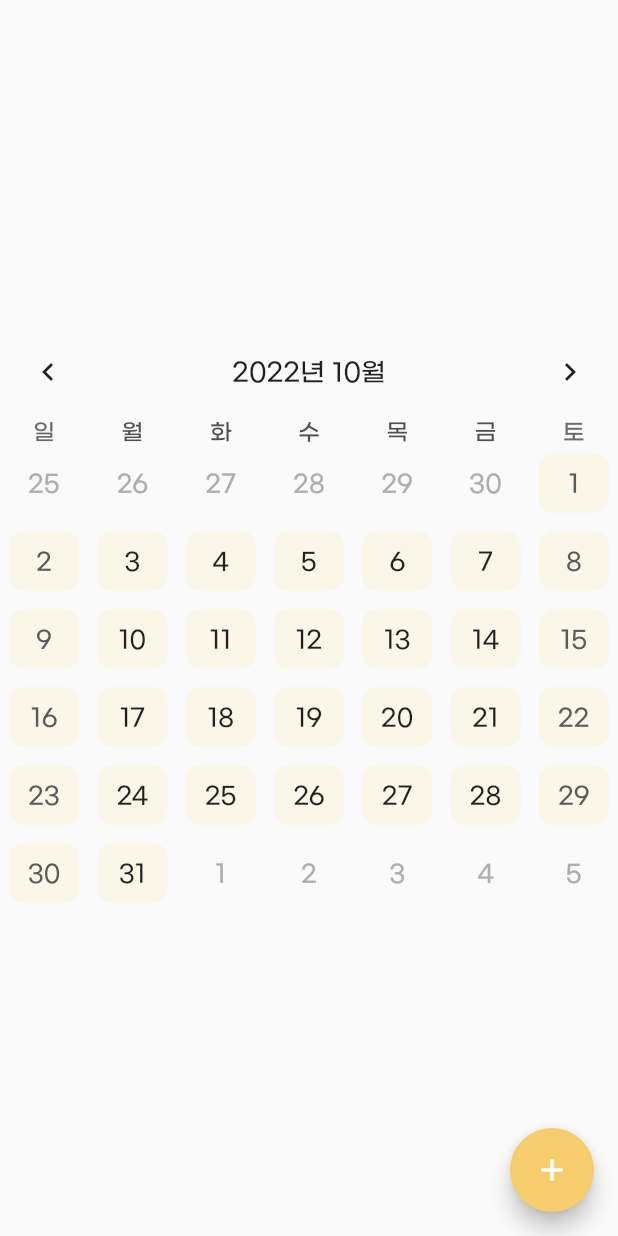
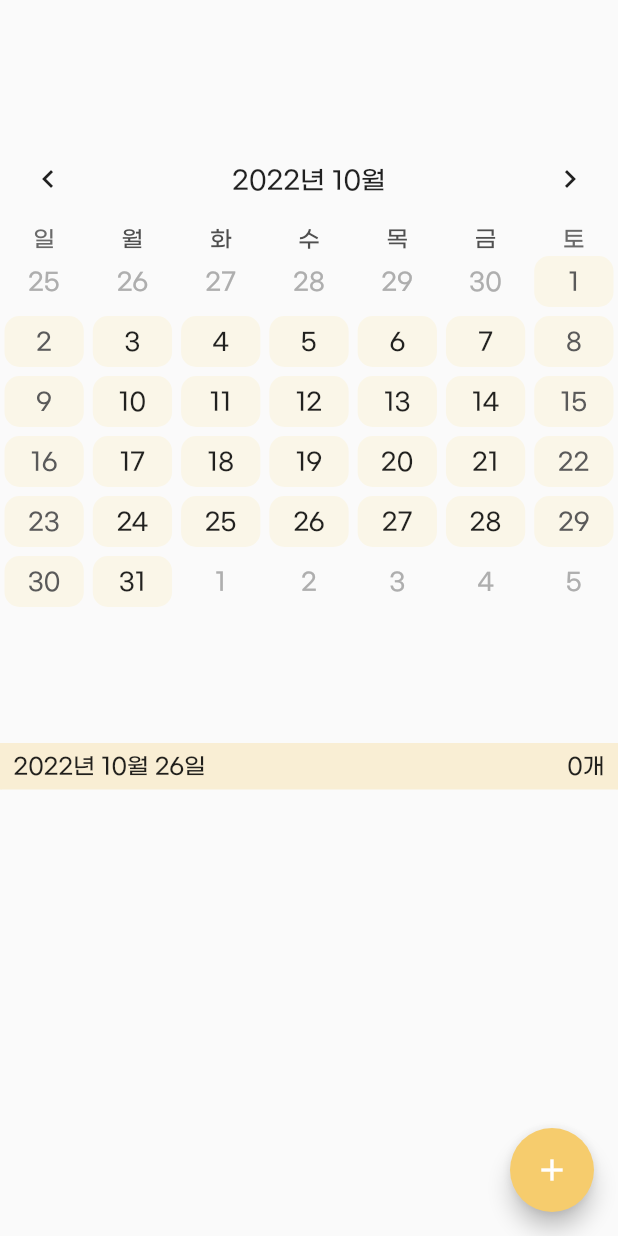
Before and after one commit to Nidust/Flutter-Calendar, a Flutter app: the screen it shows after launch, on a phone screen of 412 x 824 dp. Run offline on Flutter 3.47's test engine with Material 2 defaults, Android fonts, the phone set to English and light mode, and no system bars; drawn by our look-alikes of table_calendar.

Commit message:
schduler 추가

```diff
--- a/lib/main.dart
+++ b/lib/main.dart
@@ -1,8 +1,12 @@
+import 'package:calendar_scheduler/models/schdule.dart';
 import 'package:calendar_scheduler/styles.dart';
-import 'package:calendar_scheduler/widget/schdule.dart';
+import 'package:calendar_scheduler/utils/datetime.dart';
+import 'package:calendar_scheduler/widget/schdule_dialog.dart';
+import 'package:calendar_scheduler/widget/schduler.dart';
 import 'package:flutter/material.dart';
 import 'package:flutter/services.dart';
 import 'package:flutter_localizations/flutter_localizations.dart';
+import 'package:table_calendar/table_calendar.dart';
 
 import 'widget/calendar.dart';
 
@@ -12,13 +16,20 @@ void main() {
   // 가로 모드 허용하지 않음.
   SystemChrome.setPreferredOrientations(
     [DeviceOrientation.portraitUp, DeviceOrientation.portraitDown],
-  ).then((_) => runApp(MyApp()));
+  ).then((_) => runApp(const MyApp()));
 }
 
-class MyApp extends StatelessWidget {
-  MyApp({super.key});
+class MyApp extends StatefulWidget {
+  const MyApp({super.key});
 
-  final scaffoldKey = GlobalKey<ScaffoldState>();
+  @override
+  State<MyApp> createState() => _MyAppState();
+}
+
+class _MyAppState extends State<MyApp> {
+  final _scaffoldKey = GlobalKey<ScaffoldState>();
+  final _schduleList = <Schdule>[];
+  DateTime? _selectedDay = kToday;
 
   @override
   Widget build(BuildContext context) {
@@ -40,15 +51,46 @@ class MyApp extends StatelessWidget {
         Locale('ko', 'KR'),
       ],
       home: Scaffold(
-        key: scaffoldKey,
+        key: _scaffoldKey,
         body: Column(
-          mainAxisAlignment: MainAxisAlignment.center,
-          children: const [
-            Calendar(),
+          mainAxisAlignment: MainAxisAlignment.spaceEvenly,
+          children: [
+            Calendar(
+              spacing: 3.0,
+              runSpacing: 3.0,
+              rowHeight: 40,
+              onDaySelected: (selectedDay) {
+                setState(() {
+                  _selectedDay = selectedDay;
+                });
+              },
+            ),
+            Schduler(
+              selectedDay: _selectedDay,
+              schduleList: _selectedDay != null
+                  ? _schduleList.where(
+                      (schdule) {
+                        bool isSame =
+                            isSameDay(schdule.startDay, _selectedDay) ||
+                                isSameDay(schdule.endDay, _selectedDay);
+                        bool isBetween =
+                            schdule.startDay.isBefore(_selectedDay!) &&
+                                schdule.endDay.isAfter(_selectedDay!);
+
+                        return isSame || isBetween;
+                      },
+                    ).toList()
+                  : <Schdule>[],
+              onDismissed: (index) {
+                setState(() {
+                  _schduleList.removeAt(index);
+                });
+              },
+            ),
           ],
         ),
         floatingActionButton: FloatingActionButton(
-          onPressed: () => _addSchedule(scaffoldKey.currentContext!),
+          onPressed: () => _addSchedule(_scaffoldKey.currentContext!),
           tooltip: "스케줄 추가하기",
           child: const Icon(Icons.add),
         ),
@@ -56,8 +98,8 @@ class MyApp extends StatelessWidget {
     );
   }
 
-  void _addSchedule(BuildContext context) {
-    showModalBottomSheet<void>(
+  void _addSchedule(BuildContext context) async {
+    Schdule? schdule = await showModalBottomSheet<Schdule>(
       context: context,
       builder: (context) {
         return Container(
@@ -67,5 +109,11 @@ class MyApp extends StatelessWidget {
         );
       },
     );
+
+    if (schdule != null) {
+      setState(() {
+        _schduleList.add(schdule);
+      });
+    }
   }
 }
--- /dev/null
+++ b/lib/models/schdule.dart
@@ -0,0 +1,11 @@
+class Schdule {
+  Schdule({
+    required this.startDay,
+    required this.endDay,
+    required this.title,
+  });
+
+  final DateTime startDay;
+  final DateTime endDay;
+  final String title;
+}
--- /dev/null
+++ b/lib/widget/schduler.dart
@@ -0,0 +1,174 @@
+import 'package:calendar_scheduler/models/schdule.dart';
+import 'package:calendar_scheduler/styles.dart';
+import 'package:flutter/material.dart';
+import 'package:intl/intl.dart';
+
+class Schduler extends StatelessWidget {
+  const Schduler({
+    super.key,
+    required this.selectedDay,
+    required this.schduleList,
+    required this.onDismissed,
+  });
+
+  final DateTime? selectedDay;
+  final List<Schdule> schduleList;
+  final void Function(int index) onDismissed;
+
+  @override
+  Widget build(BuildContext context) {
+    return Column(
+      mainAxisAlignment: MainAxisAlignment.start,
+      crossAxisAlignment: CrossAxisAlignment.start,
+      children: [
+        _SchdulerHeader(
+          selectedDay: selectedDay,
+          schduleCount: schduleList.length,
+        ),
+        SizedBox(
+          width: double.maxFinite,
+          height: 210,
+          child: ListView.builder(
+            shrinkWrap: true,
+            padding: const EdgeInsets.all(0.0),
+            scrollDirection: Axis.vertical,
+            itemCount: schduleList.length,
+            itemBuilder: (context, index) {
+              var schdule = schduleList[index];
+
+              return _SchdulerTile(
+                index: index,
+                schdule: schdule,
+                onDismissed: onDismissed,
+              );
+            },
+          ),
+        ),
+      ],
+    );
+  }
+}
+
+class _SchdulerHeader extends StatelessWidget {
+  const _SchdulerHeader({
+    Key? key,
+    required this.selectedDay,
+    required this.schduleCount,
+  }) : super(key: key);
+
+  final DateTime? selectedDay;
+  final int schduleCount;
+
+  @override
+  Widget build(BuildContext context) {
+    return Container(
+      width: double.maxFinite,
+      decoration: const BoxDecoration(
+        color: AppColor.noonCloud,
+        border: Border.symmetric(
+          vertical: BorderSide(color: AppColor.noonCloud),
+        ),
+      ),
+      child: Row(
+        children: [
+          Padding(
+            padding: const EdgeInsets.all(8.0),
+            child: selectedDay != null
+                ? Text(
+                    DateFormat("yyyy년 MM월 dd일").format(selectedDay!),
+                    style: const TextStyle(
+                      fontSize: 15,
+                    ),
+                  )
+                : Container(),
+          ),
+          const Spacer(),
+          Padding(
+            padding: const EdgeInsets.all(8.0),
+            child: Text(
+              "$schduleCount개",
+              style: const TextStyle(
+                fontSize: 15,
+              ),
+            ),
+          )
+        ],
+      ),
+    );
+  }
+}
+
+class _SchdulerTile extends StatelessWidget {
+  const _SchdulerTile({
+    Key? key,
+    required this.index,
+    required this.schdule,
+    required this.onDismissed,
+  }) : super(key: key);
+
+  final int index;
+  final Schdule schdule;
+  final void Function(int index) onDismissed;
+
+  @override
+  Widget build(BuildContext context) {
+    return Dismissible(
+      key: ValueKey(schdule),
+      background: Padding(
+        padding: const EdgeInsets.symmetric(vertical: 8.0),
+        child: Container(
+          decoration: BoxDecoration(
+            color: Colors.red,
+            borderRadius: BorderRadius.circular(5.0),
+          ),
+        ),
+      ),
+      secondaryBackground: Padding(
+        padding: const EdgeInsets.symmetric(vertical: 8.0),
+        child: Container(
+          decoration: BoxDecoration(
+            color: Colors.red,
+            borderRadius: BorderRadius.circular(5.0),
+          ),
+          child: const Icon(Icons.delete_forever),
+        ),
+      ),
+      onDismissed: (direction) {
+        if (direction == DismissDirection.endToStart) {
+          onDismissed(index);
+        }
+      },
+      confirmDismiss: (DismissDirection dir) async {
+        return dir == DismissDirection.endToStart;
+      },
+      child: Padding(
+        padding: const EdgeInsets.all(8.0),
+        child: Container(
+          decoration: BoxDecoration(
+            border: Border.all(color: AppColor.noonSun),
+            borderRadius: BorderRadius.circular(5.0),
+          ),
+          child: ListTile(
+            title: Padding(
+              padding: const EdgeInsets.all(8.0),
+              child: Wrap(
+                spacing: 10,
+                crossAxisAlignment: WrapCrossAlignment.start,
+                children: [
+                  Text(
+                    "${DateFormat("MM/dd").format(schdule.startDay)} ~ ${DateFormat("MM/dd").format(schdule.endDay)}",
+                    maxLines: null,
+                  ),
+                  Text(
+                    schdule.title,
+                    maxLines: null,
+                  ),
+                ],
+              ),
+            ),
+          ),
+        ),
+      ),
+    );
+  }
+}
```
Also changed, not shown: lib/widget/datepicker.dart (+8 -7 lines), lib/widget/schdule_dialog.dart (+31 -5 lines), lib/widget/texteditor.dart (+7 -6 lines), 1 other file.
